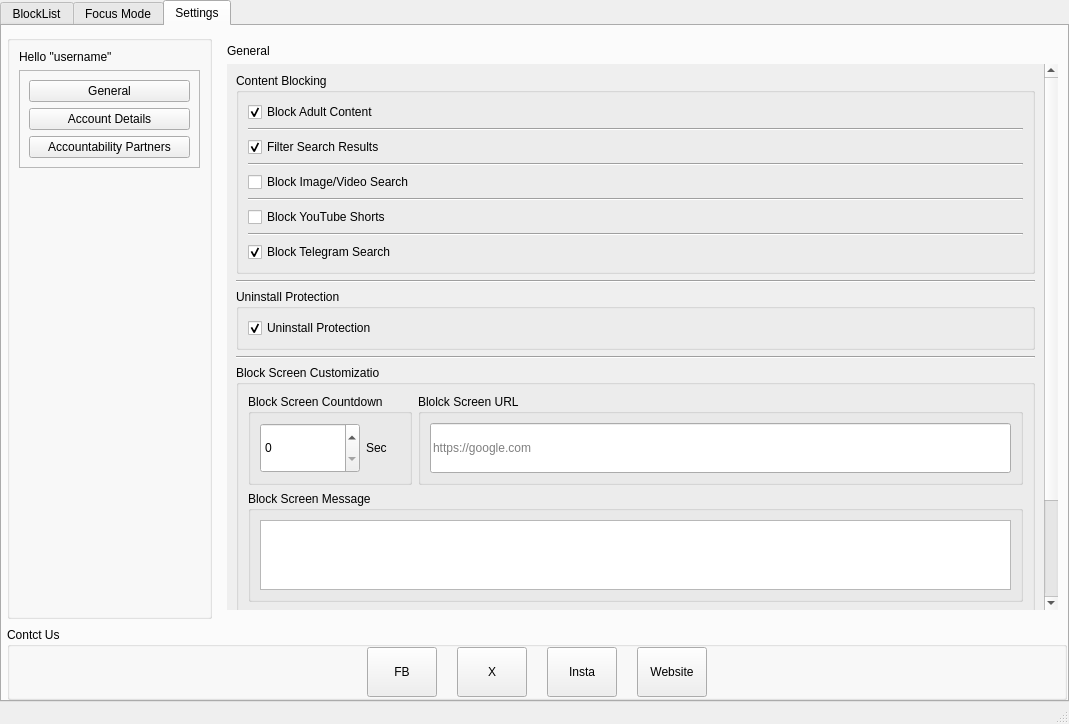
Above: GUI/App GUI.ui from SleemG/Blocker before the change. Below: the same form after it.
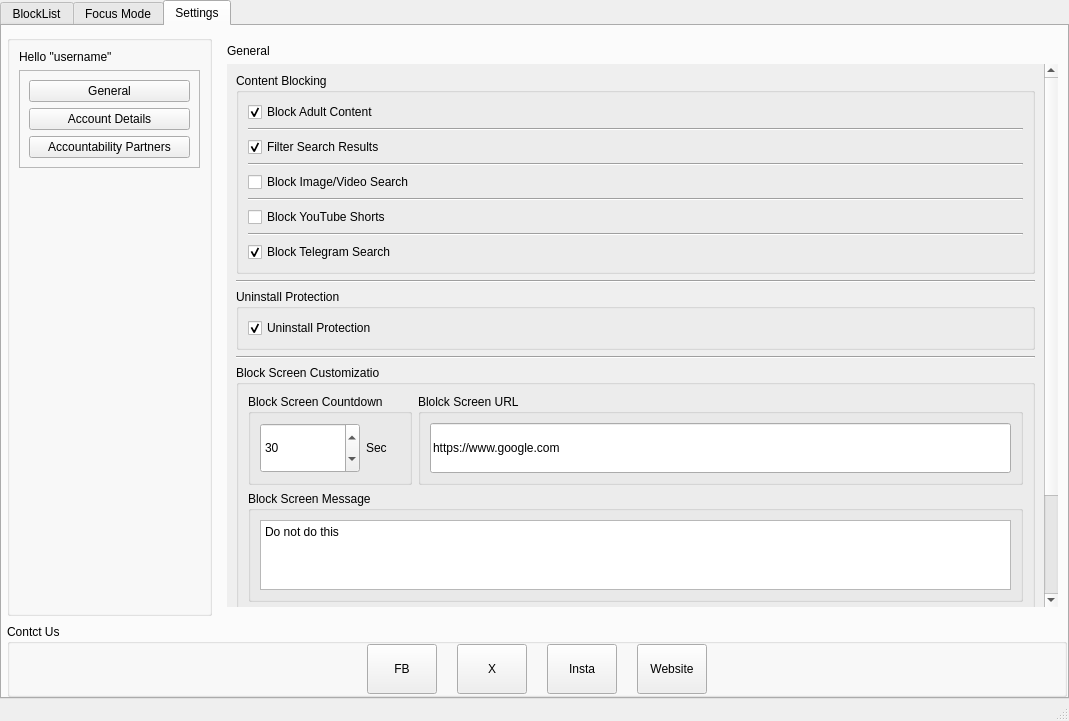
That is the form after the change. The open tabs and pages were chosen to show the change.

Commit message: designing the block screen

What changed in the file:
```diff
--- a/GUI/App GUI.ui
+++ b/GUI/App GUI.ui
@@ -7,7 +7,7 @@
     <x>0</x>
     <y>0</y>
     <width>1069</width>
-    <height>724</height>
+    <height>721</height>
    </rect>
   </property>
   <property name="font">
@@ -1221,6 +1221,12 @@
                               <height>50</height>
                              </size>
                             </property>
+                            <property name="maximum">
+                             <number>100000000</number>
+                            </property>
+                            <property name="value">
+                             <number>30</number>
+                            </property>
                            </widget>
                           </item>
                           <item>
@@ -1253,6 +1259,9 @@
                               <verstretch>0</verstretch>
                              </sizepolicy>
                             </property>
+                            <property name="text">
+                             <string>https://www.google.com</string>
+                            </property>
                             <property name="placeholderText">
                              <string>https://google.com</string>
                             </property>
@@ -1281,6 +1290,9 @@
                               <verstretch>0</verstretch>
                              </sizepolicy>
                             </property>
+                            <property name="plainText">
+                             <string>Do not do this</string>
+                            </property>
                            </widget>
                           </item>
                          </layout>
```
Left out of the diff: 10 changed lines with no effect on the pictures. The commit also changes 3 other files.
